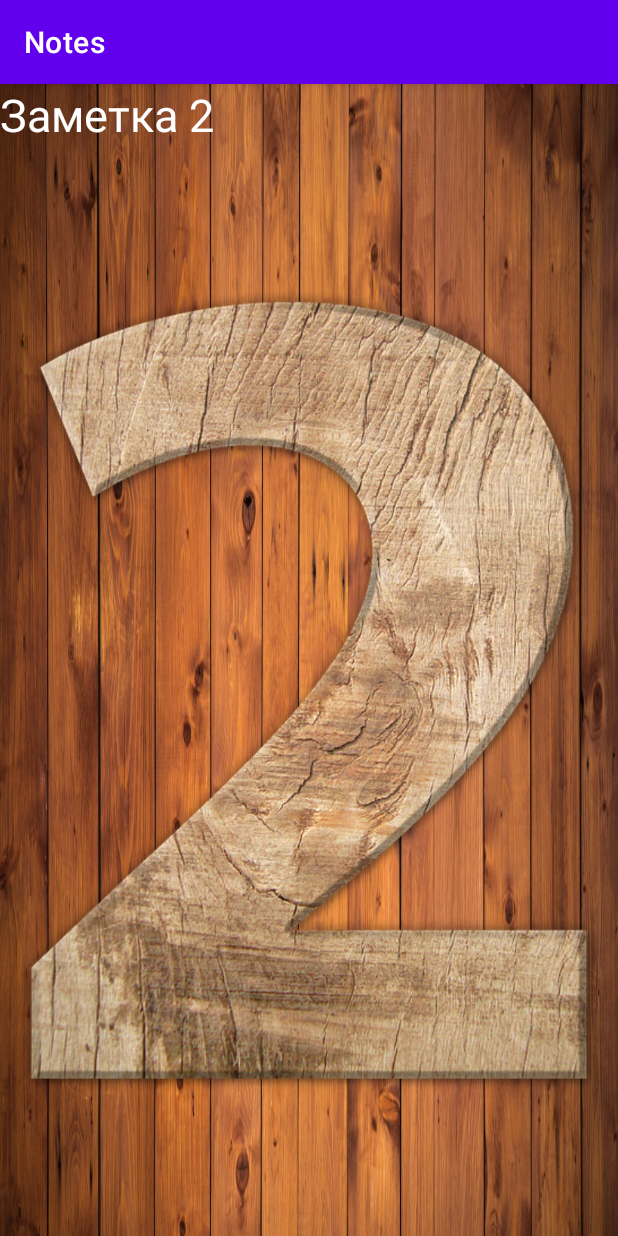
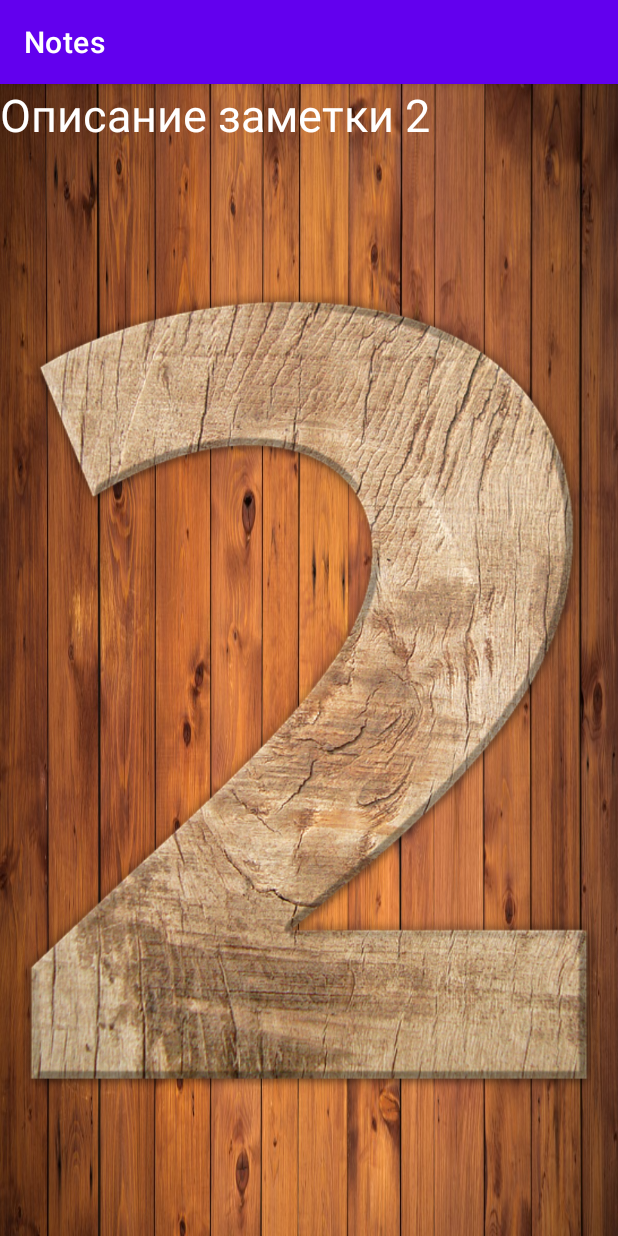
Before and after one commit to AlexandrLeontev/Android-Notes, an Android app: the screen it shows after launch (ImageForNotesActivity), after a tap on "Заметка 2", on a phone screen of 412 x 824 dp. Run offline under Robolectric (Android 15) with nearby library versions, the phone set to English and light mode, and no system bars.

Commit message:
Немного поправил текст и дизайн

```diff
--- a/app/src/main/java/ru/geekbrains/notes/ImageForNotesFragment.java
+++ b/app/src/main/java/ru/geekbrains/notes/ImageForNotesFragment.java
@@ -49,7 +49,7 @@ public class ImageForNotesFragment extends Fragment {
         imageCoatOfArms.setImageResource(images.getResourceId(note.getImageIndex(), -1));
         // Установить название города
         TextView noteNameView = view.findViewById(R.id.textView);
-        noteNameView.setText(note.getNoteName());
+        noteNameView.setText(note.getNoteName2());
 
         return view;
     }
--- a/app/src/main/java/ru/geekbrains/notes/MainActivity.java
+++ b/app/src/main/java/ru/geekbrains/notes/MainActivity.java
@@ -1,7 +1,6 @@
 package ru.geekbrains.notes;
 
 import androidx.appcompat.app.AppCompatActivity;
-
 import android.os.Bundle;
 
 //1.	Создайте класс данных со структурой заметок: название заметки, описание заметки, дата создания и т.п.
--- a/app/src/main/java/ru/geekbrains/notes/Note.java
+++ b/app/src/main/java/ru/geekbrains/notes/Note.java
@@ -6,15 +6,19 @@ import android.os.Parcelable;
 public class Note implements Parcelable {
     private int imageIndex;
     private String noteName;
+    private String noteName2;
 
-    public Note(int imageIndex, String noteName){
+
+    public Note(int imageIndex, String noteName, String noteName2){
         this.imageIndex = imageIndex;
         this.noteName = noteName;
+        this.noteName2 = noteName2;
     }
 
     protected Note(Parcel in) {
         imageIndex = in.readInt();
         noteName = in.readString();
+        noteName2 = in.readString();
     }
 
     public static final Creator<Note> CREATOR = new Creator<Note>() {
@@ -33,6 +37,8 @@ public class Note implements Parcelable {
     public void writeToParcel(Parcel dest, int flags) {
         dest.writeInt(imageIndex);
         dest.writeString(noteName);
+        dest.writeString(noteName2);
+
     }
 
     @Override
@@ -40,14 +46,12 @@ public class Note implements Parcelable {
         return 0;
     }
 
-
     public int getImageIndex() {
         return imageIndex;
     }
 
-    public String getNoteName() {
-        return noteName;
+    public String getNoteName2() {
+        return noteName2;
     }
 
-
 }
--- a/app/src/main/java/ru/geekbrains/notes/NotesFragment.java
+++ b/app/src/main/java/ru/geekbrains/notes/NotesFragment.java
@@ -2,6 +2,7 @@ package ru.geekbrains.notes;
 
 import android.content.Intent;
 import android.content.res.Configuration;
+import android.graphics.Color;
 import android.os.Bundle;
 import android.view.LayoutInflater;
 import android.view.View;
@@ -14,6 +15,7 @@ import androidx.annotation.Nullable;
 import androidx.fragment.app.Fragment;
 import androidx.fragment.app.FragmentManager;
 import androidx.fragment.app.FragmentTransaction;
+
 
 public class NotesFragment extends Fragment {
 
@@ -38,7 +40,7 @@ public class NotesFragment extends Fragment {
     // создаём список заметок на экране из массива в ресурсах
     private void initList(View view) {
         LinearLayout layoutView = (LinearLayout)view;
-        String[] notes = getResources().getStringArray(R.array.notes);
+        String[] notes = (getResources().getStringArray(R.array.notes));
 
         // В этом цикле создаём элемент TextView,
         // заполняем его значениями,
@@ -49,12 +51,14 @@ public class NotesFragment extends Fragment {
             TextView tv = new TextView(getContext());
             tv.setText(note);
             tv.setTextSize(30);
+            tv.setTextColor(Color.rgb(255,255,255));
             layoutView.addView(tv);
+            tv.setPadding(0,22,0,0);
             final int fi = i;
             tv.setOnClickListener(new View.OnClickListener() {
                 @Override
                 public void onClick(View v) {
-                    currentNote = new Note(fi, getResources().getStringArray(R.array.notes) [fi]);
+                    currentNote = new Note(fi, getResources().getStringArray(R.array.notes) [fi], getResources().getStringArray(R.array.content_for_notes) [fi]);
                     showImageForNotes(currentNote);
                 }
             });
@@ -82,7 +86,7 @@ public class NotesFragment extends Fragment {
             currentNote = savedInstanceState.getParcelable(CURRENT_NOTE);
         } else {
             // Если восстановить не удалось, то сделаем объект с первым индексом
-            currentNote = new Note(0, getResources().getStringArray(R.array.notes)[0]);
+            currentNote = new Note(0, getResources().getStringArray(R.array.notes)[0], getResources().getStringArray(R.array.content_for_notes)[0]);
         }
 
         // Если можно нарисовать рядом герб, то сделаем это
--- a/app/src/main/res/layout/activity_main.xml
+++ b/app/src/main/res/layout/activity_main.xml
@@ -7,13 +7,15 @@
     android:layout_height="match_parent">
 
     <!-- Фрагмент с выбором цифр -->
-    <fragment android:name="ru.geekbrains.notes.NotesFragment"
-        android:id="@+id/notes"
-        android:layout_weight="1"
-        android:layout_width="@dimen/layout_width"
-        android:layout_height="match_parent" />
 
     <!-- Здесь будет изображение выбранной цифры -->
+    <fragment
+        android:id="@+id/notes"
+        android:name="ru.geekbrains.notes.NotesFragment"
+        android:layout_width="@dimen/layout_width"
+        android:layout_height="match_parent"
+        android:layout_weight="1" />
+
     <FrameLayout
         android:id="@+id/imgs_for_notes"
         android:layout_width="@dimen/layout_width"
--- a/app/src/main/res/values/arrays.xml
+++ b/app/src/main/res/values/arrays.xml
@@ -8,6 +8,14 @@
         <item>Заметка 5</item>
     </string-array>
 
+    <string-array name="content_for_notes">
+    <item>Описание заметки 1</item>
+    <item>Описание заметки 2</item>
+    <item>Описание заметки 3</item>
+    <item>Описание заметки 4</item>
+    <item>Описание заметки 5</item>
+</string-array>
+
     <integer-array name="images_for_notes">
         <item>@drawable/one</item>
         <item>@drawable/two</item>
```
